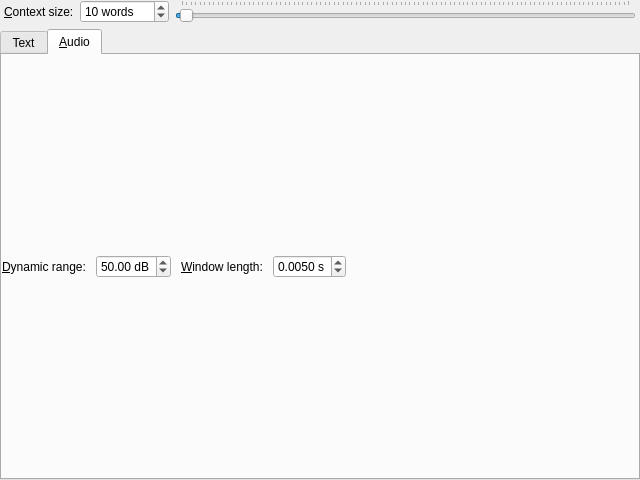
Qt form coquery/gui/ui/contextViewer.ui (gkunter/coquery) before a commit.
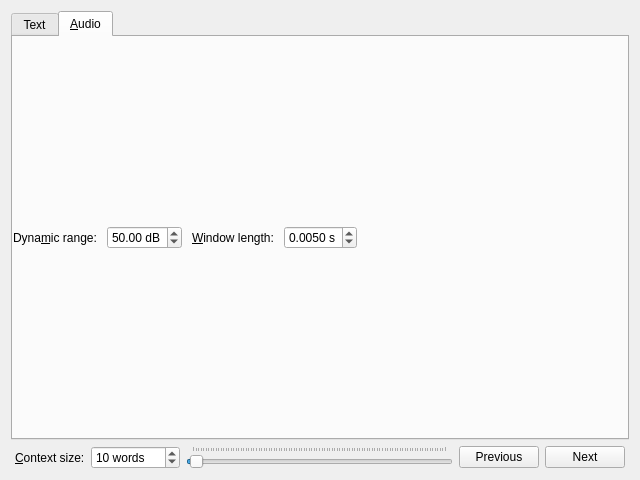
The same form after that commit. The open tabs and pages were chosen to show the change.

Commit message: Make contexts browseable

```diff
--- a/coquery/gui/ui/contextViewer.ui
+++ b/coquery/gui/ui/contextViewer.ui
@@ -13,98 +13,7 @@
   <property name="windowTitle">
    <string>Context view – Coquery</string>
   </property>
-  <layout class="QVBoxLayout" name="verticalLayout_3">
-   <property name="margin">
-    <number>0</number>
-   </property>
-   <item>
-    <layout class="QHBoxLayout" name="horizontalLayout" stretch="0,0,1">
-     <property name="leftMargin">
-      <number>4</number>
-     </property>
-     <property name="rightMargin">
-      <number>4</number>
-     </property>
-     <item>
-      <widget class="QLabel" name="label_4">
-       <property name="text">
-        <string>&amp;Context size:</string>
-       </property>
-       <property name="buddy">
-        <cstring>spin_context_width</cstring>
-       </property>
-      </widget>
-     </item>
-     <item>
-      <widget class="QSpinBox" name="spin_context_width">
-       <property name="sizePolicy">
-        <sizepolicy hsizetype="Minimum" vsizetype="Minimum">
-         <horstretch>0</horstretch>
-         <verstretch>0</verstretch>
-        </sizepolicy>
-       </property>
-       <property name="frame">
-        <bool>true</bool>
-       </property>
-       <property name="buttonSymbols">
-        <enum>QAbstractSpinBox::UpDownArrows</enum>
-       </property>
-       <property name="specialValueText">
-        <string>none</string>
-       </property>
-       <property name="suffix">
-        <string> words</string>
-       </property>
-       <property name="maximum">
-        <number>1000</number>
-       </property>
-       <property name="value">
-        <number>10</number>
-       </property>
-      </widget>
-     </item>
-     <item>
-      <widget class="QSlider" name="slider_context_width">
-       <property name="sizePolicy">
-        <sizepolicy hsizetype="MinimumExpanding" vsizetype="Minimum">
-         <horstretch>0</horstretch>
-         <verstretch>0</verstretch>
-        </sizepolicy>
-       </property>
-       <property name="minimum">
-        <number>0</number>
-       </property>
-       <property name="maximum">
-        <number>1000</number>
-       </property>
-       <property name="pageStep">
-        <number>25</number>
-       </property>
-       <property name="value">
-        <number>10</number>
-       </property>
-       <property name="sliderPosition">
-        <number>10</number>
-       </property>
-       <property name="orientation">
-        <enum>Qt::Horizontal</enum>
-       </property>
-       <property name="invertedAppearance">
-        <bool>false</bool>
-       </property>
-       <property name="invertedControls">
-        <bool>false</bool>
-       </property>
-       <property name="tickPosition">
-        <enum>QSlider::TicksAbove</enum>
-       </property>
-       <property name="tickInterval">
-        <number>10</number>
-       </property>
-      </widget>
-     </item>
-    </layout>
-   </item>
+  <layout class="QVBoxLayout" name="layout_main">
    <item>
     <widget class="QTabWidget" name="tab_widget">
      <property name="tabShape">
@@ -173,7 +82,7 @@
            <item>
             <widget class="QLabel" name="label">
              <property name="text">
-              <string>&amp;Dynamic range:</string>
+              <string>Dyna&amp;mic range:</string>
              </property>
              <property name="buddy">
               <cstring>spin_dynamic_range</cstring>
@@ -250,6 +159,114 @@
      </widget>
     </widget>
    </item>
+   <item>
+    <layout class="QHBoxLayout" name="horizontalLayout" stretch="0,0,1,0,0">
+     <property name="leftMargin">
+      <number>4</number>
+     </property>
+     <property name="rightMargin">
+      <number>4</number>
+     </property>
+     <item>
+      <widget class="QLabel" name="label_4">
+       <property name="text">
+        <string>&amp;Context size:</string>
+       </property>
+       <property name="buddy">
+        <cstring>spin_context_width</cstring>
+       </property>
+      </widget>
+     </item>
+     <item>
+      <widget class="QSpinBox" name="spin_context_width">
+       <property name="sizePolicy">
+        <sizepolicy hsizetype="Minimum" vsizetype="Minimum">
+         <horstretch>0</horstretch>
+         <verstretch>0</verstretch>
+        </sizepolicy>
+       </property>
+       <property name="frame">
+        <bool>true</bool>
+       </property>
+       <property name="buttonSymbols">
+        <enum>QAbstractSpinBox::UpDownArrows</enum>
+       </property>
+       <property name="specialValueText">
+        <string>none</string>
+       </property>
+       <property name="suffix">
+        <string> words</string>
+       </property>
+       <property name="maximum">
+        <number>1000</number>
+       </property>
+       <property name="value">
+        <number>10</number>
+       </property>
+      </widget>
+     </item>
+     <item>
+      <widget class="QSlider" name="slider_context_width">
+       <property name="sizePolicy">
+        <sizepolicy hsizetype="MinimumExpanding" vsizetype="Minimum">
+         <horstretch>0</horstretch>
+         <verstretch>0</verstretch>
+        </sizepolicy>
+       </property>
+       <property name="minimum">
+        <number>0</number>
+       </property>
+       <property name="maximum">
+        <number>1000</number>
+       </property>
+       <property name="pageStep">
+        <number>25</number>
+       </property>
+       <property name="value">
+        <number>10</number>
+       </property>
+       <property name="sliderPosition">
+        <number>10</number>
+       </property>
+       <property name="orientation">
+        <enum>Qt::Horizontal</enum>
+       </property>
+       <property name="invertedAppearance">
+        <bool>false</bool>
+       </property>
+       <property name="invertedControls">
+        <bool>false</bool>
+       </property>
+       <property name="tickPosition">
+        <enum>QSlider::TicksAbove</enum>
+       </property>
+       <property name="tickInterval">
+        <number>10</number>
+       </property>
+      </widget>
+     </item>
+     <item>
+      <widget class="QPushButton" name="button_prev">
+       <property name="toolTip">
+        <string>Show previous context</string>
+       </property>
+       <property name="text">
+        <string>Previous</string>
+       </property>
+      </widget>
+     </item>
+     <item>
+      <widget class="QPushButton" name="button_next">
+       <property name="toolTip">
+        <string>Show next context</string>
+       </property>
+       <property name="text">
+        <string>Next</string>
+       </property>
+      </widget>
+     </item>
+    </layout>
+   </item>
   </layout>
  </widget>
  <resources/>
```
Left out of the diff: 22 changed lines with no effect on the pictures. The commit also changes 2 other files.
